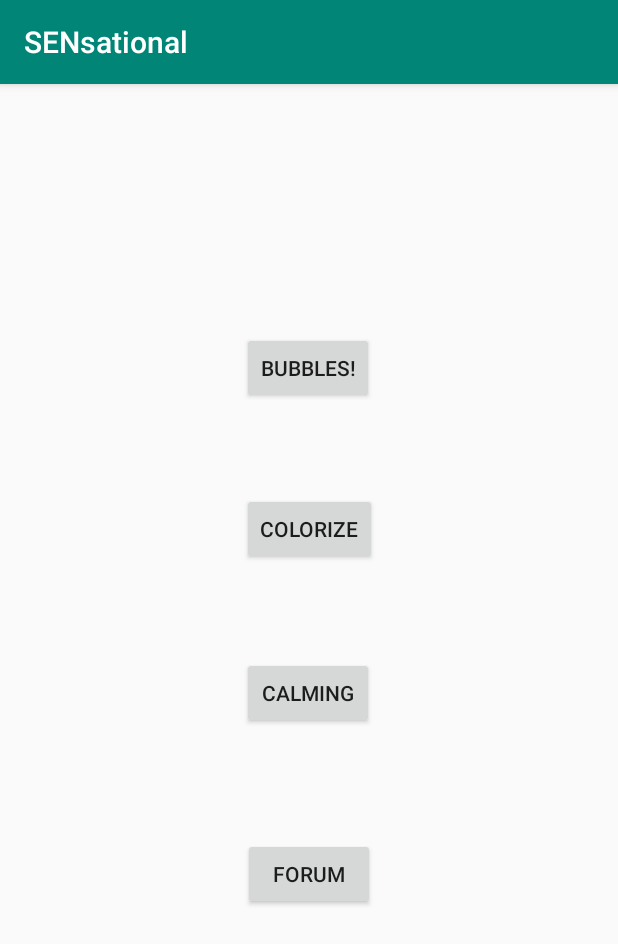
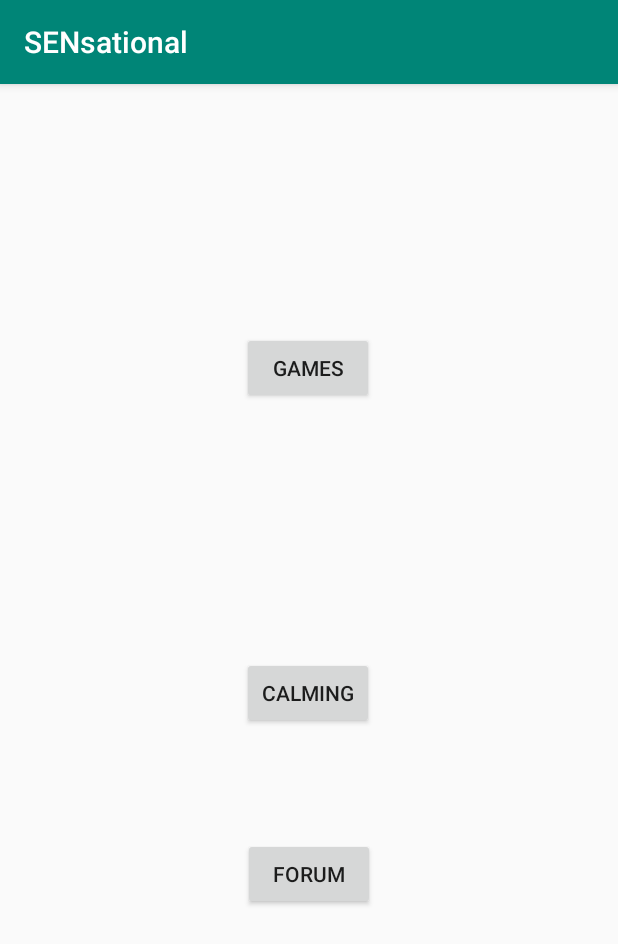
Before and after one commit to CIS-HK/SENsational, an Android app: the screen it shows after launch (MainActivity), on a phone screen of 412 x 824 dp. Shown: the top 944 px of the screen. Run offline under Robolectric (Android 15) with nearby library versions, the phone set to English and light mode, and no system bars; Roboto replaces fonts that are not available here.

Commit message:
BT: added readme and shared games screen

```diff
--- a/app/src/main/java/edu/cis/sensational/Controller/Colorize/GamesSharedActivity.java
+++ b/app/src/main/java/edu/cis/sensational/Controller/Colorize/GamesSharedActivity.java
@@ -5,19 +5,23 @@ import androidx.appcompat.app.AppCompatActivity;
 import android.content.Intent;
 import android.os.Bundle;
 import android.view.View;
+import android.widget.Button;
 import android.widget.ImageButton;
 
+import edu.cis.sensational.Controller.MainActivity;
 import edu.cis.sensational.R;
 
 public class GamesSharedActivity extends AppCompatActivity {
 
     ImageButton colorizeIcon;
+    Button homePageButton;
 
     @Override
     protected void onCreate(Bundle savedInstanceState) {
         super.onCreate(savedInstanceState);
         setContentView(R.layout.activity_games_shared);
         colorizeIcon = findViewById(R.id.colorizeIcon);
+        homePageButton = findViewById(R.id.homePageButton);
 
         setUpButtons();
     }
@@ -30,5 +34,12 @@ public class GamesSharedActivity extends AppCompatActivity {
                 startActivity(new Intent(GamesSharedActivity.this, ColorizeStartActivity.class));
             }
         });
+
+        homePageButton.setOnClickListener(new View.OnClickListener() {
+            @Override
+            public void onClick(View view) {
+                startActivity(new Intent(GamesSharedActivity.this, MainActivity.class));
+            }
+        });
     }
 }
--- a/app/src/main/java/edu/cis/sensational/Controller/MainActivity.java
+++ b/app/src/main/java/edu/cis/sensational/Controller/MainActivity.java
@@ -10,13 +10,12 @@ import android.widget.Button;
 import edu.cis.sensational.Controller.BubblesGame.BubbleStartActivity;
 import edu.cis.sensational.Controller.Calming.CalmingActivity;
 import edu.cis.sensational.Controller.Colorize.ColorizeStartActivity;
-import edu.cis.sensational.Controller.Home.HomeActivity;
+import edu.cis.sensational.Controller.Colorize.GamesSharedActivity;
 import edu.cis.sensational.Controller.Login.LoginActivity;
 import edu.cis.sensational.R;
 
 public class MainActivity extends AppCompatActivity {
-    private Button bubbles;
-    private Button colorize;
+    private Button games;
     private Button calming;
     private Button forum;
 
@@ -25,26 +24,18 @@ public class MainActivity extends AppCompatActivity {
         super.onCreate(savedInstanceState);
         setContentView(R.layout.activity_main);
 
-        bubbles = findViewById(R.id.bubblesButton);
-        colorize = findViewById(R.id.colorizeButton);
+        games = findViewById(R.id.gamesButton);
         calming = findViewById(R.id.calmingButton);
         forum = findViewById(R.id.forumButton);
 
-        bubbles.setOnClickListener(new View.OnClickListener() {
+        games.setOnClickListener(new View.OnClickListener() {
             @Override
             public void onClick(View v) {
-                Intent intent = new Intent(MainActivity.this, BubbleStartActivity.class);
+                Intent intent = new Intent(MainActivity.this, GamesSharedActivity.class);
                 startActivity(intent);
             }
         });
 
-        colorize.setOnClickListener(new View.OnClickListener() {
-            @Override
-            public void onClick(View v) {
-                Intent intent = new Intent(MainActivity.this, ColorizeStartActivity.class);
-                startActivity(intent);
-            }
-        });
 
         calming.setOnClickListener(new View.OnClickListener() {
             @Override
--- a/app/src/main/res/layout/activity_main.xml
+++ b/app/src/main/res/layout/activity_main.xml
@@ -7,10 +7,10 @@
     tools:context=".Controller.MainActivity">
 
     <Button
-        android:id="@+id/bubblesButton"
+        android:id="@+id/gamesButton"
         android:layout_width="wrap_content"
         android:layout_height="wrap_content"
-        android:text="@string/bubbles_title"
+        android:text="@string/games"
         app:layout_constraintBottom_toBottomOf="parent"
         app:layout_constraintEnd_toEndOf="parent"
         app:layout_constraintHorizontal_bias="0.498"
@@ -31,18 +31,6 @@
         app:layout_constraintVertical_bias="0.531" />
 
     <Button
-        android:id="@+id/colorizeButton"
-        android:layout_width="wrap_content"
-        android:layout_height="wrap_content"
-        android:text="@string/colorize"
-        app:layout_constraintBottom_toBottomOf="parent"
-        app:layout_constraintEnd_toEndOf="parent"
-        app:layout_constraintHorizontal_bias="0.501"
-        app:layout_constraintStart_toStartOf="parent"
-        app:layout_constraintTop_toTopOf="parent"
-        app:layout_constraintVertical_bias="0.379" />
-
-    <Button
         android:id="@+id/forumButton"
         android:layout_width="wrap_content"
         android:layout_height="wrap_content"
--- a/app/src/main/res/values/strings.xml
+++ b/app/src/main/res/values/strings.xml
@@ -105,5 +105,6 @@
     <string name="medium_distraction">Medium distraction</string>
     <string name="most_distraction">Most distraction</string>
     <string name="select_mode">Select mode:</string>
+    <string name="games">Games</string>
 
 </resources>
```
Also changed, not shown: 1 other file.
